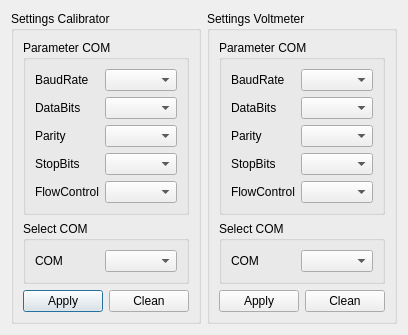
The window that settingcomdialog.ui (Neitron-byte/VKR) describes before a commit, drawn with Qt 5.
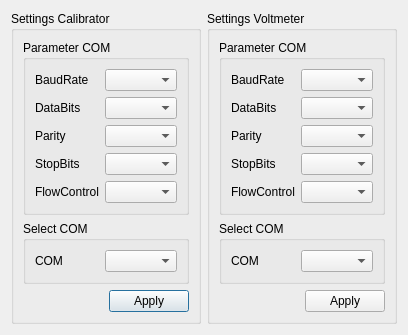
The same window after the commit. Icons and pictures are not drawn.

Commit message: Add function Button Apply for Calibrator

```diff
--- a/settingcomdialog.ui
+++ b/settingcomdialog.ui
@@ -150,6 +150,19 @@
       </item>
       <item>
        <layout class="QHBoxLayout" name="horizontalLayout_8">
+        <item>
+         <spacer name="horizontalSpacer">
+          <property name="orientation">
+           <enum>Qt::Horizontal</enum>
+          </property>
+          <property name="sizeHint" stdset="0">
+           <size>
+            <width>40</width>
+            <height>20</height>
+           </size>
+          </property>
+         </spacer>
+        </item>
         <item>
          <widget class="QPushButton" name="ApplyButton_Cal">
           <property name="text">
@@ -157,13 +170,6 @@
           </property>
          </widget>
         </item>
-        <item>
-         <widget class="QPushButton" name="CleanButton_Cal">
-          <property name="text">
-           <string>Clean</string>
-          </property>
-         </widget>
-        </item>
        </layout>
       </item>
      </layout>
@@ -289,6 +295,19 @@
       </item>
       <item>
        <layout class="QHBoxLayout" name="horizontalLayout_15">
+        <item>
+         <spacer name="horizontalSpacer_2">
+          <property name="orientation">
+           <enum>Qt::Horizontal</enum>
+          </property>
+          <property name="sizeHint" stdset="0">
+           <size>
+            <width>40</width>
+            <height>20</height>
+           </size>
+          </property>
+         </spacer>
+        </item>
         <item>
          <widget class="QPushButton" name="ApplyVoltButton_Volt">
           <property name="text">
@@ -296,13 +315,6 @@
           </property>
          </widget>
         </item>
-        <item>
-         <widget class="QPushButton" name="CleanVoltButton_Volt">
-          <property name="text">
-           <string>Clean</string>
-          </property>
-         </widget>
-        </item>
        </layout>
       </item>
      </layout>
```
Left out of the diff: 2 changed lines with no effect on the pictures. The commit also changes 12 other files.
